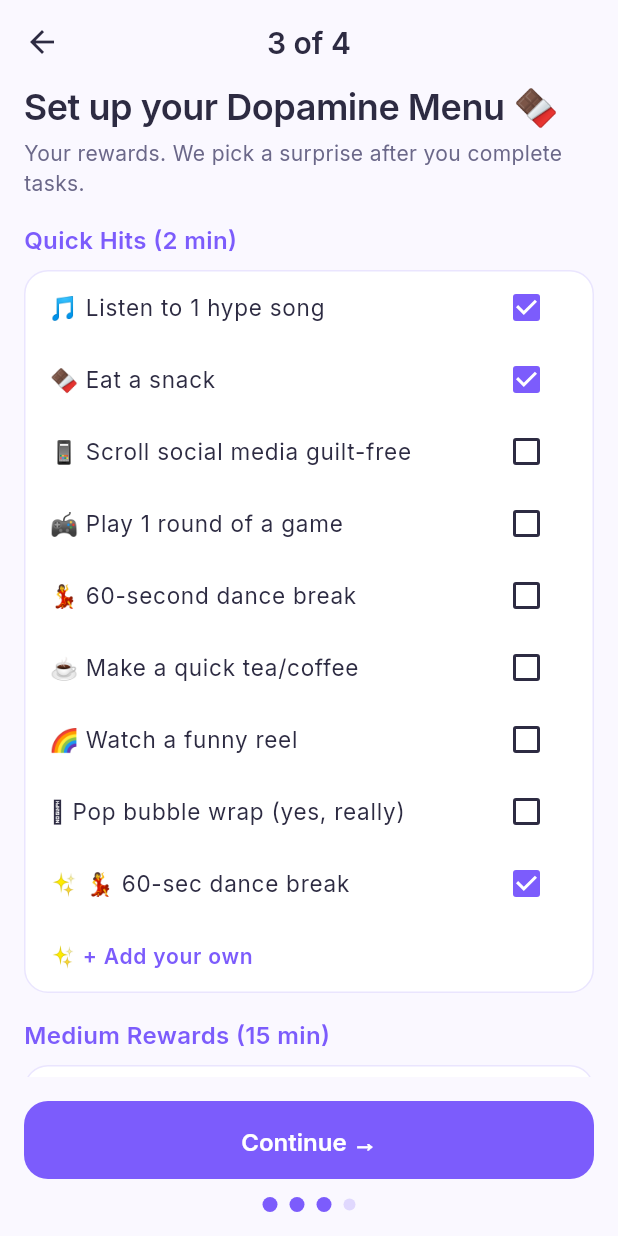
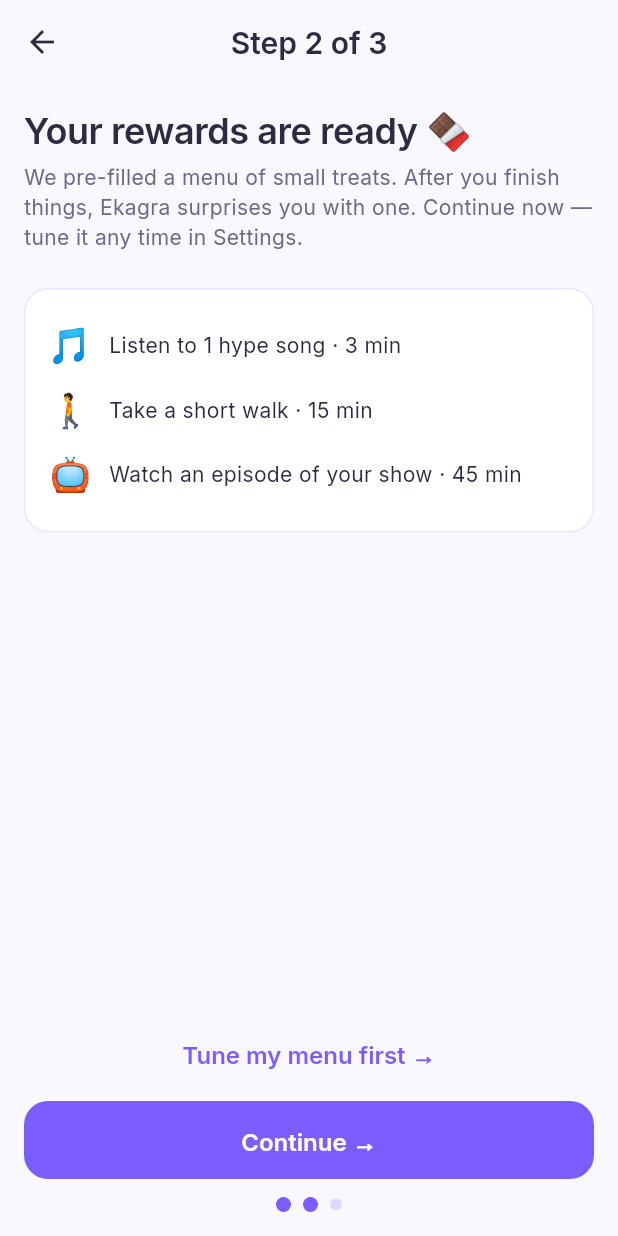
Before and after one commit to TheNishadhraj/Ekagra, a Flutter app: the AdhdTypeScreen screen opened by its route, after a tap on "Continue →", on a phone screen of 412 x 824 dp. Run offline on Flutter 3.47's test engine with Material 3 defaults, Android fonts, the phone set to English and light mode, and no system bars; drawn by our look-alikes of flutter_animate; our stand-ins replace flutter_local_notifications, google_fonts, share_plus, shared_preferences, timezone; accounts and stored records are empty.

Commit message:
WI-1.3: onboarding reflow — 3 effective steps, honest notifications, no paywall (K19 fix, ADR-008)
- Dopamine menu: defaults pre-filled, one-tap Continue, tuning optional.
- Notifications step requests the real OS permission and arms the daily
  brief; skip leaves notifications fully off (Rule 11).
- paywall_screen.dart deleted + route removed; conversion stays with the
  contextual soft cap + EkagraPaywallSheet (ADR-008).
- Welcome-back screen: 'Nothing was lost.' once per >=3-day gap with
  content; gap measured against previous-active captured at load;
  touchLastActiveAt keeps it honest. Wired as an initial route in EkagraApp.
- Step counters renumbered to x-of-3.
- test/onboarding_flow_test.dart: transitions, default-fill, no-paywall
  invariant (observer + route-table source scan), welcome-back gate.

Co-authored-by: arena-agent <297053741+arena-agent@users.noreply.github.com>

```diff
--- a/lib/app.dart
+++ b/lib/app.dart
@@ -4,6 +4,7 @@ import 'package:provider/provider.dart';
 import 'config/routes.dart';
 import 'config/theme.dart';
 import 'providers/settings_provider.dart';
+import 'providers/task_provider.dart';
 
 class EkagraApp extends StatelessWidget {
   const EkagraApp({super.key});
@@ -16,9 +17,19 @@ class EkagraApp extends StatelessWidget {
   @override
   Widget build(BuildContext context) {
     final settings = context.watch<SettingsProvider>();
-    final initial = settings.onboardingComplete
-        ? AppRoutes.main
-        : AppRoutes.welcome;
+    final tasks = context.watch<TaskProvider>();
+    final String initial;
+    if (!settings.onboardingComplete) {
+      initial = AppRoutes.welcome;
+    } else if (settings.shouldShowWelcomeBack(
+      hasContent: tasks.tasks.isNotEmpty,
+    )) {
+      // WI-1.3: one gentle screen per >=3-day gap — "Nothing was lost",
+      // which is only ever claimed because SafeStore makes it true.
+      initial = AppRoutes.welcomeBack;
+    } else {
+      initial = AppRoutes.main;
+    }
 
     return MaterialApp(
       navigatorKey: navigatorKey,
--- a/lib/config/routes.dart
+++ b/lib/config/routes.dart
@@ -9,7 +9,7 @@ import '../screens/onboarding/welcome_screen.dart';
 import '../screens/onboarding/adhd_type_screen.dart';
 import '../screens/onboarding/dopamine_menu_setup_screen.dart';
 import '../screens/onboarding/notification_permission_screen.dart';
-import '../screens/onboarding/paywall_screen.dart';
+import '../screens/onboarding/welcome_back_screen.dart';
 import '../screens/rewards/reward_reveal_screen.dart';
 import '../screens/settings/growth_dashboard_screen.dart';
 import '../screens/settings/settings_screen.dart';
@@ -26,7 +26,7 @@ class AppRoutes {
   static const adhdType = '/onboarding/adhd-type';
   static const dopamineSetup = '/onboarding/dopamine';
   static const notificationPermission = '/onboarding/notifications';
-  static const paywall = '/onboarding/paywall';
+  static const welcomeBack = '/welcome-back';
   static const main = '/main';
   static const home = '/home';
   static const brainDump = '/brain-dump';
@@ -49,8 +49,13 @@ class AppRoutes {
         return _slide(const DopamineMenuSetupScreen(), routeSettings);
       case notificationPermission:
         return _slide(const NotificationPermissionScreen(), routeSettings);
-      case paywall:
-        return _slide(const PaywallScreen(), routeSettings);
+      case welcomeBack:
+        return _fade(
+          WelcomeBackScreen(
+            oneThing: routeSettings.arguments as TaskModel?,
+          ),
+          routeSettings,
+        );
       case main:
         return _fade(const MainShell(), routeSettings);
       case brainDump:
--- a/lib/main.dart
+++ b/lib/main.dart
@@ -97,6 +97,10 @@ Future<void> main() async {
 
   await growth.recordAppOpen();
 
+  // WI-1.3: keep the welcome-back gap measurement honest — activity today
+  // must not read as activity three days ago.
+  await settings.touchLastActiveAt();
+
   runApp(
     MultiProvider(
       providers: [
--- a/lib/providers/settings_provider.dart
+++ b/lib/providers/settings_provider.dart
@@ -12,17 +12,24 @@ class SettingsProvider extends ChangeNotifier {
   static const _userKey = 'ekagra_user';
   static const _menuKey = 'ekagra_dopamine_menu';
   static const _onboardingKey = 'ekagra_onboarding_complete';
+  static const _welcomeBackShownKey = 'ekagra_welcome_back_last_shown';
 
   UserModel _user = UserModel.guest();
   DopamineMenu _menu = DopamineMenu.defaults;
   bool _loaded = false;
   bool _darkMode = false;
+  DateTime? _welcomeBackShownAt;
+
+  /// Active-at value from *before* this app open — the "gap" the
+  /// welcome-back state is measured against.
+  DateTime? _previousActiveAt;
 
   UserModel get user => _user;
   DopamineMenu get menu => _menu;
   bool get loaded => _loaded;
   bool get darkMode => _darkMode;
   bool get onboardingComplete => _user.onboardingComplete;
+  DateTime? get welcomeBackShownAt => _welcomeBackShownAt;
   bool get notificationsEnabled => _user.notifications.permissionGranted;
 
   String get currentEncouragement {
@@ -62,9 +69,52 @@ class SettingsProvider extends ChangeNotifier {
             key: _menuKey);
     if (menu != null) _menu = menu;
 
+    _welcomeBackShownAt = _parseDay(prefs.getString(_welcomeBackShownKey));
+    _previousActiveAt = _user.lastActiveAt;
     _darkMode = prefs.getBool('ekagra_dark_mode') ?? false;
     _loaded = true;
     notifyListeners();
+  }
+
+  static DateTime? _parseDay(String? raw) =>
+      raw == null ? null : DateTime.tryParse(raw);
+
+  /// WI-1.3: once per ≥3-day gap, when there is content to return to.
+  /// The previous-active marker (captured at load, before today's touch)
+  /// is what makes the gap honest rather than always-zero.
+  bool shouldShowWelcomeBack({required bool hasContent}) {
+    if (!_user.onboardingComplete || !hasContent) return false;
+    final previous = _previousActiveAt;
+    if (previous == null) return false;
+    if (DateTime.now().difference(previous).inDays < 3) return false;
+    final shown = _welcomeBackShownAt;
+    if (shown != null && shown.isAfter(previous)) return false;
+    return true;
+  }
+
+  Future<void> markWelcomeBackShown() async {
+    _welcomeBackShownAt = DateTime.now();
+    final prefs = await SharedPreferences.getInstance();
+    await prefs.setString(
+      _welcomeBackShownKey,
+      _welcomeBackShownAt!.toIso8601String(),
+    );
+    notifyListeners();
+  }
+
+  /// Called once per app open (main). Keeps lastActiveAt fresh so the next
+  /// gap is measured from real activity, not from onboarding day.
+  Future<void> touchLastActiveAt() async {
+    final now = DateTime.now();
+    final last = _user.lastActiveAt;
+    if (last != null &&
+        last.year == now.year &&
+        last.month == now.month &&
+        last.day == now.day) {
+      return;
+    }
+    _user = _user.copyWith(lastActiveAt: now);
+    await _persist();
   }
 
   Future<void> _persist() async {
--- a/lib/screens/onboarding/adhd_type_screen.dart
+++ b/lib/screens/onboarding/adhd_type_screen.dart
@@ -67,7 +67,7 @@ class _AdhdTypeScreenState extends State<AdhdTypeScreen> {
     return Scaffold(
       backgroundColor: EkagraColors.background,
       appBar: AppBar(
-        title: const Text('2 of 4'),
+        title: const Text('Step 1 of 3'),
         centerTitle: true,
       ),
       body: SafeArea(
@@ -222,12 +222,7 @@ class _AdhdTypeScreenState extends State<AdhdTypeScreen> {
                   const SizedBox(height: EkagraSpacing.md),
                   Row(
                     mainAxisAlignment: MainAxisAlignment.center,
-                    children: [
-                      _dot(true),
-                      _dot(true),
-                      _dot(false),
-                      _dot(false),
-                    ],
+                    children: [_dot(true), _dot(false), _dot(false)],
                   ),
                 ],
               ),
--- a/lib/screens/onboarding/dopamine_menu_setup_screen.dart
+++ b/lib/screens/onboarding/dopamine_menu_setup_screen.dart
@@ -6,18 +6,38 @@ import '../../config/routes.dart';
 import '../../config/theme.dart';
 import '../../models/dopamine_menu_model.dart';
 import '../../providers/reward_provider.dart';
+import '../../services/analytics_service.dart';
 
+/// Step 2 of 3 — one tap by default.
+///
+/// Research: most productivity apps lose ADHD users during onboarding, and
+/// a reward menu the user has not felt yet is a setup question with no
+/// stake. So the menu is pre-filled from `DopamineMenu.defaults` (the same
+/// treats the app ships with), the primary button just continues, and
+/// tuning is an optional disclosure. "Tune it later" also lives in
+/// Settings — same screen, reachable any time.
 class DopamineMenuSetupScreen extends StatefulWidget {
   const DopamineMenuSetupScreen({super.key});
 
   @override
-  State<DopamineMenuSetupScreen> createState() => _DopamineMenuSetupScreenState();
+  State<DopamineMenuSetupScreen> createState() =>
+      _DopamineMenuSetupScreenState();
 }
 
 class _DopamineMenuSetupScreenState extends State<DopamineMenuSetupScreen> {
+  bool _customizing = false;
+
   final Map<RewardTier, Set<String>> _selected = {
-    RewardTier.quick: {'🎵 Listen to 1 hype song', '🍫 Eat a snack', '💃 60-sec dance break'},
-    RewardTier.medium: {'🚶 Take a short walk', '☕ Make a fancy coffee', '🐕 Pet the dog/cat'},
+    RewardTier.quick: {
+      '🎵 Listen to 1 hype song',
+      '🍫 Eat a snack',
+      '💃 60-second dance break',
+    },
+    RewardTier.medium: {
+      '🚶 Take a short walk',
+      '☕ Make a fancy coffee',
+      '🐕 Pet/play with your pet',
+    },
     RewardTier.big: {'📺 Watch an episode of your show', '🎮 Gaming session'},
   };
 
@@ -66,14 +86,33 @@ class _DopamineMenuSetupScreenState extends State<DopamineMenuSetupScreen> {
     );
   }
 
+  Future<void> _continue() async {
+    if (_customizing) {
+      await context.read<RewardProvider>().saveCustomMenu(
+        quick: _selected[RewardTier.quick]!.toList(),
+        medium: _selected[RewardTier.medium]!.toList(),
+        big: _selected[RewardTier.big]!.toList(),
+      );
+      track(Ev.onboardingStepCompleted, {
+        'step': 'dopamine_menu',
+        'customized': true,
+      });
+    } else {
+      track(Ev.onboardingStepCompleted, {
+        'step': 'dopamine_menu',
+        'customized': false,
+      });
+    }
+    if (mounted) {
+      Navigator.pushNamed(context, AppRoutes.notificationPermission);
+    }
+  }
+
   @override
   Widget build(BuildContext context) {
     return Scaffold(
       backgroundColor: EkagraColors.background,
-      appBar: AppBar(
-        title: const Text('3 of 4'),
-        centerTitle: true,
-      ),
+      appBar: AppBar(title: const Text('Step 2 of 3'), centerTitle: true),
       body: SafeArea(
         child: Column(
           children: [
@@ -83,17 +122,24 @@ class _DopamineMenuSetupScreenState extends State<DopamineMenuSetupScreen> {
                 child: Column(
                   crossAxisAlignment: CrossAxisAlignment.start,
                   children: [
+                    const SizedBox(height: EkagraSpacing.lg),
                     Text(
-                      'Set up your Dopamine Menu 🍫',
+                      'Your rewards are ready 🍫',
                       style: EkagraTypography.h2,
                     ).animate().fadeIn(duration: 400.ms),
                     const SizedBox(height: EkagraSpacing.xs),
                     Text(
-                      'Your rewards. We pick a surprise after you complete tasks.',
+                      'We pre-filled a menu of small treats. After you finish '
+                      'things, Ekagra surprises you with one. Continue now — '
+                      'tune it any time in Settings.',
                       style: EkagraTypography.caption,
                     ).animate().fadeIn(delay: 100.ms, duration: 400.ms),
+
+                    if (!_customizing) ...[
+                      const SizedBox(height: EkagraSpacing.xl),
+                      _defaultPreview(),
+                    ] else ...[
                       const SizedBox(height: EkagraSpacing.lg),
-
                       _buildCategorySection(
                         'Quick Hits (2 min)',
                         RewardTier.quick,
@@ -111,6 +157,7 @@ class _DopamineMenuSetupScreenState extends State<DopamineMenuSetupScreen> {
                         RewardTier.big,
                         DopamineMenuDefaults.pool['big']!,
                       ),
+                    ],
                     const SizedBox(height: EkagraSpacing.xl),
                   ],
                 ),
@@ -120,34 +167,31 @@ class _DopamineMenuSetupScreenState extends State<DopamineMenuSetupScreen> {
               padding: const EdgeInsets.all(EkagraSpacing.lg),
               child: Column(
                 children: [
+                  if (!_customizing)
+                    TextButton(
+                      onPressed: () => setState(() => _customizing = true),
+                      child: Text(
+                        'Tune my menu first →',
+                        style: EkagraTypography.bodyBold.copyWith(
+                          color: EkagraColors.primary,
+                        ),
+                      ),
+                    ),
+                  const SizedBox(height: EkagraSpacing.sm),
                   SizedBox(
                     width: double.infinity,
                     height: 52,
                     child: ElevatedButton(
-                      onPressed: () async {
-                        final rewardsProvider = context.read<RewardProvider>();
-                        // Save menu
-                        await rewardsProvider.saveCustomMenu(
-                          quick: _selected[RewardTier.quick]!.toList(),
-                          medium: _selected[RewardTier.medium]!.toList(),
-                          big: _selected[RewardTier.big]!.toList(),
-                        );
-                        if (context.mounted) {
-                          Navigator.pushNamed(context, AppRoutes.notificationPermission);
-                        }
-                      },
-                      child: const Text('Continue →'),
+                      onPressed: _continue,
+                      child: Text(
+                        _customizing ? 'Save & Continue →' : 'Continue →',
+                      ),
                     ),
                   ),
                   const SizedBox(height: EkagraSpacing.md),
                   Row(
                     mainAxisAlignment: MainAxisAlignment.center,
-                    children: [
-                      _dot(true),
-                      _dot(true),
-                      _dot(true),
-                      _dot(false),
-                    ],
+                    children: [_dot(true), _dot(true), _dot(false)],
                   ),
                 ],
               ),
@@ -156,6 +200,42 @@ class _DopamineMenuSetupScreenState extends State<DopamineMenuSetupScreen> {
         ),
       ),
     );
+  }
+
+  Widget _defaultPreview() {
+    final defaults = DopamineMenu.defaults;
+    final picks = [
+      defaults.quick.first,
+      defaults.medium.first,
+      defaults.big.first,
+    ];
+    return Container(
+      width: double.infinity,
+      padding: const EdgeInsets.all(EkagraSpacing.lg),
+      decoration: BoxDecoration(
+        color: EkagraColors.surface,
+        borderRadius: BorderRadius.circular(EkagraRadius.lg),
+        border: Border.all(
+          color: EkagraColors.primaryLight.withValues(alpha: 0.3),
+        ),
+      ),
+      child: Column(
+        children: picks
+            .map(
+              (item) => Padding(
+                padding: const EdgeInsets.symmetric(vertical: 6),
+                child: Row(
+                  children: [
+                    Text(item.emoji, style: const TextStyle(fontSize: 22)),
+                    const SizedBox(width: EkagraSpacing.md),
+                    Expanded(child: Text('${item.text} · ${item.durationMinutes} min')),
+                  ],
+                ),
+              ),
+            )
+            .toList(),
+      ),
+    ).animate().fadeIn(delay: 200.ms, duration: 400.ms);
   }
 
   Widget _buildCategorySection(
@@ -169,9 +249,7 @@ class _DopamineMenuSetupScreenState extends State<DopamineMenuSetupScreen> {
       children: [
         Text(
           title,
-          style: EkagraTypography.bodyBold.copyWith(
-            color: EkagraColors.primary,
-          ),
+          style: EkagraTypography.bodyBold.copyWith(color: EkagraColors.primary),
         ),
         const SizedBox(height: EkagraSpacing.sm),
         Container(
@@ -186,7 +264,8 @@ class _DopamineMenuSetupScreenState extends State<DopamineMenuSetupScreen> {
             children: [
               ...options.map((item) {
                 final text = '${item.emoji} ${item.text}';
-                final isSel = selectedSet.contains(text) || selectedSet.contains(item.text);
+                final isSel = selectedSet.contains(text) ||
+                    selectedSet.contains(item.text);
                 return CheckboxListTile(
                   title: Text(
                     '${item.emoji} ${item.text}',
@@ -198,10 +277,12 @@ class _DopamineMenuSetupScreenState extends State<DopamineMenuSetupScreen> {
                   dense: true,
                 );
               }),
-
-              // Custom added items
               ...selectedSet
-                  .where((s) => !options.any((o) => '${o.emoji} ${o.text}' == s || o.text == s))
+                  .where(
+                    (s) => !options.any(
+                      (o) => '${o.emoji} ${o.text}' == s || o.text == s,
+                    ),
+                  )
                   .map((customText) {
                 return CheckboxListTile(
                   title: Text(
@@ -214,7 +295,6 @@ class _DopamineMenuSetupScreenState extends State<DopamineMenuSetupScreen> {
                   dense: true,
                 );
               }),
-
               ListTile(
                 title: Text(
                   '✨ + Add your own',
@@ -240,7 +320,9 @@ class _DopamineMenuSetupScreenState extends State<DopamineMenuSetupScreen> {
       height: active ? 10 : 8,
       decoration: BoxDecoration(
         shape: BoxShape.circle,
-        color: active ? EkagraColors.primary : EkagraColors.primaryLight.withValues(alpha: 0.4),
+        color: active
+            ? EkagraColors.primary
+            : EkagraColors.primaryLight.withValues(alpha: 0.4),
       ),
     );
   }
```
Also changed, not shown: lib/screens/onboarding/notification_permission_screen.dart (+61 -32 lines), lib/screens/onboarding/paywall_screen.dart (deleted, +0 -261 lines), lib/screens/onboarding/welcome_back_screen.dart (added, +126 -0 lines), 2 other files. Lines whose indentation alone changed are shown as unchanged.
